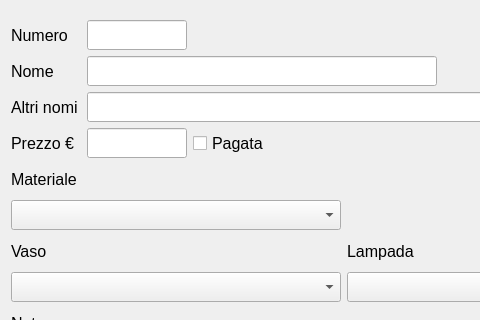
Qt form Tomb.ui (LuigiCaradonna/funeraria) before a commit; both pictures show x 0 to 480 and y 0 to 320 of the 1024 by 645 pixel window.
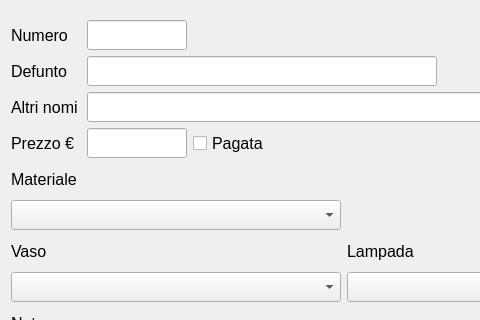
The same form after that commit.

```diff
--- a/Tomb.ui
+++ b/Tomb.ui
@@ -145,7 +145,7 @@
           </font>
          </property>
          <property name="text">
-          <string>Nome</string>
+          <string>Defunto</string>
          </property>
         </widget>
        </item>
```
